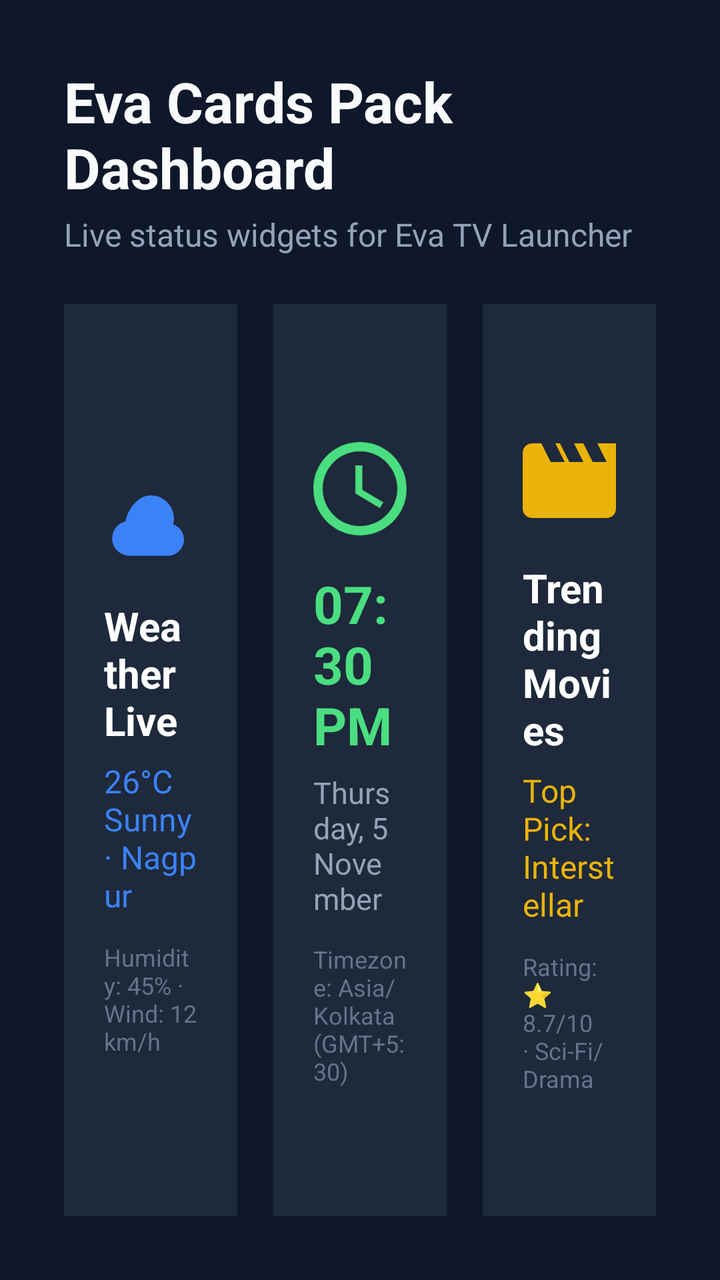
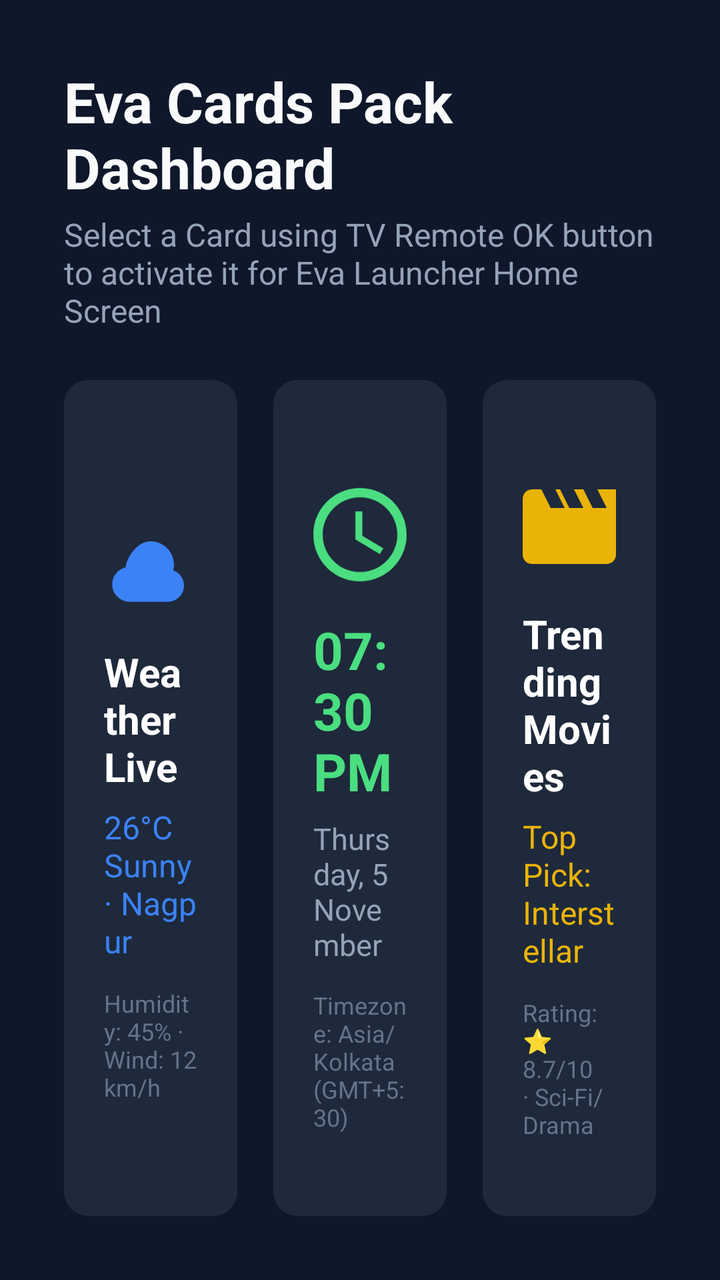

Two renders of the same Android screen: before a commit and after it. Below are the layout's source before the change and the commit's diff.
<!-- AndroidManifest.xml: application theme Theme.EvaCardsPack -->
<!-- res/layout/activity_eva_card.xml -->
<?xml version="1.0" encoding="utf-8"?>
<LinearLayout xmlns:android="http://schemas.android.com/apk/res/android"
    android:layout_width="match_parent"
    android:layout_height="match_parent"
    android:background="#0F172A"
    android:orientation="vertical"
    android:padding="32dp">

    
    <TextView
        android:layout_width="wrap_content"
        android:layout_height="wrap_content"
        android:text="Eva Cards Pack Dashboard"
        android:textColor="#F8FAFC"
        android:textSize="28sp"
        android:textStyle="bold" />

    <TextView
        android:layout_width="wrap_content"
        android:layout_height="wrap_content"
        android:layout_marginTop="4dp"
        android:text="Live status widgets for Eva TV Launcher"
        android:textColor="#94A3B8"
        android:textSize="16sp" />

    
    <LinearLayout
        android:layout_width="match_parent"
        android:layout_height="0dp"
        android:layout_marginTop="24dp"
        android:layout_weight="1"
        android:baselineAligned="false"
        android:orientation="horizontal">

        
        <LinearLayout
            android:layout_width="0dp"
            android:layout_height="match_parent"
            android:layout_marginEnd="12dp"
            android:layout_weight="1"
            android:background="#1E293B"
            android:gravity="center"
            android:orientation="vertical"
            android:padding="20dp">

            <ImageView
                android:layout_width="56dp"
                android:layout_height="56dp"
                android:contentDescription="Weather"
                android:src="@drawable/ic_weather_banner" />

            <TextView
                android:layout_width="wrap_content"
                android:layout_height="wrap_content"
                android:layout_marginTop="12dp"
                android:text="Weather Live"
                android:textColor="#FFFFFF"
                android:textSize="20sp"
                android:textStyle="bold" />

            <TextView
                android:layout_width="wrap_content"
                android:layout_height="wrap_content"
                android:layout_marginTop="6dp"
                android:text="26°C Sunny · Nagpur"
                android:textColor="#3B82F6"
                android:textSize="16sp" />

            <TextView
                android:layout_width="wrap_content"
                android:layout_height="wrap_content"
                android:layout_marginTop="12dp"
                android:text="Humidity: 45% · Wind: 12 km/h"
                android:textColor="#64748B"
                android:textSize="12sp" />
        </LinearLayout>

        
        <LinearLayout
            android:layout_width="0dp"
            android:layout_height="match_parent"
            android:layout_marginStart="6dp"
            android:layout_marginEnd="6dp"
            android:layout_weight="1"
            android:background="#1E293B"
            android:gravity="center"
            android:orientation="vertical"
            android:padding="20dp">

            <ImageView
                android:layout_width="56dp"
                android:layout_height="56dp"
                android:contentDescription="Clock"
                android:src="@drawable/ic_clock_banner" />

            <TextView
                android:id="@+id/clockTimeText"
                android:layout_width="wrap_content"
                android:layout_height="wrap_content"
                android:layout_marginTop="12dp"
                android:text="07:30 PM"
                android:textColor="#4ADE80"
                android:textSize="26sp"
                android:textStyle="bold" />

            <TextView
                android:id="@+id/clockDateText"
                android:layout_width="wrap_content"
                android:layout_height="wrap_content"
                android:layout_marginTop="6dp"
                android:text="Thursday, 5 November"
                android:textColor="#94A3B8"
                android:textSize="15sp" />

            <TextView
                android:layout_width="wrap_content"
                android:layout_height="wrap_content"
                android:layout_marginTop="12dp"
                android:text="Timezone: Asia/Kolkata (GMT+5:30)"
                android:textColor="#64748B"
                android:textSize="12sp" />
        </LinearLayout>

        
        <LinearLayout
            android:layout_width="0dp"
            android:layout_height="match_parent"
            android:layout_marginStart="12dp"
            android:layout_weight="1"
            android:background="#1E293B"
            android:gravity="center"
            android:orientation="vertical"
            android:padding="20dp">

            <ImageView
                android:layout_width="56dp"
                android:layout_height="56dp"
                android:contentDescription="Trending"
                android:src="@drawable/ic_trending_banner" />

            <TextView
                android:layout_width="wrap_content"
                android:layout_height="wrap_content"
                android:layout_marginTop="12dp"
                android:text="Trending Movies"
                android:textColor="#FFFFFF"
                android:textSize="20sp"
                android:textStyle="bold" />

            <TextView
                android:layout_width="wrap_content"
                android:layout_height="wrap_content"
                android:layout_marginTop="6dp"
                android:text="Top Pick: Interstellar"
                android:textColor="#EAB308"
                android:textSize="16sp" />

            <TextView
                android:layout_width="wrap_content"
                android:layout_height="wrap_content"
                android:layout_marginTop="12dp"
                android:text="Rating: ⭐ 8.7/10 · Sci-Fi/Drama"
                android:textColor="#64748B"
                android:textSize="12sp" />
        </LinearLayout>

    </LinearLayout>

</LinearLayout>
<!-- resources referenced by this layout -->
<resources>
  <!-- drawable ic_clock_banner (drawable) -->
  <?xml version="1.0" encoding="utf-8"?>
  <vector xmlns:android="http://schemas.android.com/apk/res/android"
      android:width="48dp"
      android:height="48dp"
      android:viewportWidth="24"
      android:viewportHeight="24">
      <path
          android:fillColor="#FF4ADE80"
          android:pathData="M11.99,2C6.47,2 2,6.48 2,12s4.47,10 9.99,10C17.52,22 22,17.52 22,12S17.52,2 11.99,2zM12,20c-4.42,0 -8,-3.58 -8,-8s3.58,-8 8,-8 8,3.58 8,8 -3.58,8 -8,8zM12.5,7H11v6l5.25,3.15 0.75,-1.23 -4.5,-2.67z" />
  </vector>
  <!-- drawable ic_trending_banner (drawable) -->
  <?xml version="1.0" encoding="utf-8"?>
  <vector xmlns:android="http://schemas.android.com/apk/res/android"
      android:width="48dp"
      android:height="48dp"
      android:viewportWidth="24"
      android:viewportHeight="24">
      <path
          android:fillColor="#FFEAB308"
          android:pathData="M18,4l2,4h-3l-2,-4h-2l2,4h-3l-2,-4H9l2,4H8L6,4H4c-1.1,0 -1.99,0.9 -1.99,2L2,18c0,1.1 0.9,2 2,2h16c1.1,0 2,-0.9 2,-2V4h-4z" />
  </vector>
  <!-- drawable ic_weather_banner (drawable) -->
  <?xml version="1.0" encoding="utf-8"?>
  <vector xmlns:android="http://schemas.android.com/apk/res/android"
      android:width="48dp"
      android:height="48dp"
      android:viewportWidth="24"
      android:viewportHeight="24">
      <path
          android:fillColor="#FF3B82F6"
          android:pathData="M12,7c2.76,0 5,2.24 5,5 0,0.42 -0.06,0.83 -0.16,1.22 1.34,0.47 2.3,1.74 2.3,3.23 0,1.93 -1.57,3.5 -3.5,3.5h-8C5.43,19.95 3.75,18.27 3.75,16.2c0,-1.76 1.23,-3.23 2.87,-3.63C7.03,10.05 9.27,7 12,7z" />
  </vector>
  <style name="Theme.EvaCardsPack" parent="Theme.MaterialComponents.DayNight.DarkActionBar">
          
          <item name="colorPrimary">@color/purple_500</item>
          <item name="colorPrimaryVariant">@color/purple_700</item>
          <item name="colorOnPrimary">@color/white</item>
          
          <item name="colorSecondary">@color/teal_200</item>
          <item name="colorSecondaryVariant">@color/teal_700</item>
          <item name="colorOnSecondary">@color/black</item>
          
          <item name="android:statusBarColor">?attr/colorPrimaryVariant</item>
          
      </style>
  <color name="purple_500">#FF6200EE</color>
  <color name="purple_700">#FF3700B3</color>
  <color name="white">#FFFFFFFF</color>
  <color name="teal_200">#FF03DAC5</color>
  <color name="teal_700">#FF018786</color>
  <color name="black">#FF000000</color>
</resources>

<!-- the commit's change to res/layout/activity_eva_card.xml (unified diff, before → after) -->
@@ -19,7 +19,7 @@
         android:layout_width="wrap_content"
         android:layout_height="wrap_content"
         android:layout_marginTop="4dp"
-        android:text="Live status widgets for Eva TV Launcher"
+        android:text="Select a Card using TV Remote OK button to activate it for Eva Launcher Home Screen"
         android:textColor="#94A3B8"
         android:textSize="16sp" />
 
@@ -34,18 +34,35 @@
 
         
         <LinearLayout
+            android:id="@+id/panelWeatherCard"
             android:layout_width="0dp"
             android:layout_height="match_parent"
             android:layout_marginEnd="12dp"
             android:layout_weight="1"
-            android:background="#1E293B"
+            android:background="@drawable/card_selector"
+            android:clickable="true"
+            android:focusable="true"
             android:gravity="center"
             android:orientation="vertical"
             android:padding="20dp">
 
+            <TextView
+                android:id="@+id/badgeWeather"
+                android:layout_width="wrap_content"
+                android:layout_height="wrap_content"
+                android:background="#3B82F6"
+                android:paddingHorizontal="10dp"
+                android:paddingVertical="4dp"
+                android:text="ACTIVE CARD"
+                android:textColor="#FFFFFF"
+                android:textSize="11sp"
+                android:textStyle="bold"
+                android:visibility="gone" />
+
             <ImageView
                 android:layout_width="56dp"
                 android:layout_height="56dp"
+                android:layout_marginTop="8dp"
                 android:contentDescription="Weather"
                 android:src="@drawable/ic_weather_banner" />
 
@@ -77,19 +94,36 @@
 
         
         <LinearLayout
+            android:id="@+id/panelClockCard"
             android:layout_width="0dp"
             android:layout_height="match_parent"
             android:layout_marginStart="6dp"
             android:layout_marginEnd="6dp"
             android:layout_weight="1"
-            android:background="#1E293B"
+            android:background="@drawable/card_selector"
+            android:clickable="true"
+            android:focusable="true"
             android:gravity="center"
             android:orientation="vertical"
             android:padding="20dp">
 
+            <TextView
+                android:id="@+id/badgeClock"
+                android:layout_width="wrap_content"
+                android:layout_height="wrap_content"
+                android:background="#4ADE80"
+                android:paddingHorizontal="10dp"
+                android:paddingVertical="4dp"
+                android:text="ACTIVE CARD"
+                android:textColor="#0F172A"
+                android:textSize="11sp"
+                android:textStyle="bold"
+                android:visibility="gone" />
+
             <ImageView
                 android:layout_width="56dp"
                 android:layout_height="56dp"
+                android:layout_marginTop="8dp"
                 android:contentDescription="Clock"
                 android:src="@drawable/ic_clock_banner" />
 
@@ -123,18 +157,35 @@
 
         
         <LinearLayout
+            android:id="@+id/panelTrendingCard"
             android:layout_width="0dp"
             android:layout_height="match_parent"
             android:layout_marginStart="12dp"
             android:layout_weight="1"
-            android:background="#1E293B"
+            android:background="@drawable/card_selector"
+            android:clickable="true"
+            android:focusable="true"
             android:gravity="center"
             android:orientation="vertical"
             android:padding="20dp">
 
+            <TextView
+                android:id="@+id/badgeTrending"
+                android:layout_width="wrap_content"
+                android:layout_height="wrap_content"
+                android:background="#EAB308"
+                android:paddingHorizontal="10dp"
+                android:paddingVertical="4dp"
+                android:text="ACTIVE CARD"
+                android:textColor="#0F172A"
+                android:textSize="11sp"
+                android:textStyle="bold"
+                android:visibility="gone" />
+
             <ImageView
                 android:layout_width="56dp"
                 android:layout_height="56dp"
+                android:layout_marginTop="8dp"
                 android:contentDescription="Trending"
                 android:src="@drawable/ic_trending_banner" />
 
<!-- resource entries referenced after the edit -->
@@ -1,5 +1,22 @@
 <!-- resources referenced by this layout -->
 <resources>
+  <!-- drawable card_selector (drawable) -->
+  <?xml version="1.0" encoding="utf-8"?>
+  <selector xmlns:android="http://schemas.android.com/apk/res/android">
+      <item android:state_focused="true">
+          <shape android:shape="rectangle">
+              <corners android:radius="12dp" />
+              <solid android:color="#334155" />
+              <stroke android:width="3dp" android:color="#3B82F6" />
+          </shape>
+      </item>
+      <item>
+          <shape android:shape="rectangle">
+              <corners android:radius="12dp" />
+              <solid android:color="#1E293B" />
+          </shape>
+      </item>
+  </selector>
   <!-- drawable ic_clock_banner (drawable) -->
   <?xml version="1.0" encoding="utf-8"?>
   <vector xmlns:android="http://schemas.android.com/apk/res/android"
@@ -33,24 +50,14 @@
           android:fillColor="#FF3B82F6"
           android:pathData="M12,7c2.76,0 5,2.24 5,5 0,0.42 -0.06,0.83 -0.16,1.22 1.34,0.47 2.3,1.74 2.3,3.23 0,1.93 -1.57,3.5 -3.5,3.5h-8C5.43,19.95 3.75,18.27 3.75,16.2c0,-1.76 1.23,-3.23 2.87,-3.63C7.03,10.05 9.27,7 12,7z" />
   </vector>
-  <style name="Theme.EvaCardsPack" parent="Theme.MaterialComponents.DayNight.DarkActionBar">
+  <style name="Theme.EvaCardsPack" parent="Theme.MaterialComponents.DayNight.NoActionBar">
           
-          <item name="colorPrimary">@color/purple_500</item>
-          <item name="colorPrimaryVariant">@color/purple_700</item>
+          <item name="colorPrimary">#FF3B82F6</item>
+          <item name="colorPrimaryVariant">#FF1E293B</item>
           <item name="colorOnPrimary">@color/white</item>
           
-          <item name="colorSecondary">@color/teal_200</item>
-          <item name="colorSecondaryVariant">@color/teal_700</item>
-          <item name="colorOnSecondary">@color/black</item>
-          
-          <item name="android:statusBarColor">?attr/colorPrimaryVariant</item>
-          
+          <item name="android:statusBarColor">#FF0F172A</item>
       </style>
-  <color name="purple_500">#FF6200EE</color>
-  <color name="purple_700">#FF3700B3</color>
   <color name="white">#FFFFFFFF</color>
-  <color name="teal_200">#FF03DAC5</color>
-  <color name="teal_700">#FF018786</color>
-  <color name="black">#FF000000</color>
 </resources>
 
